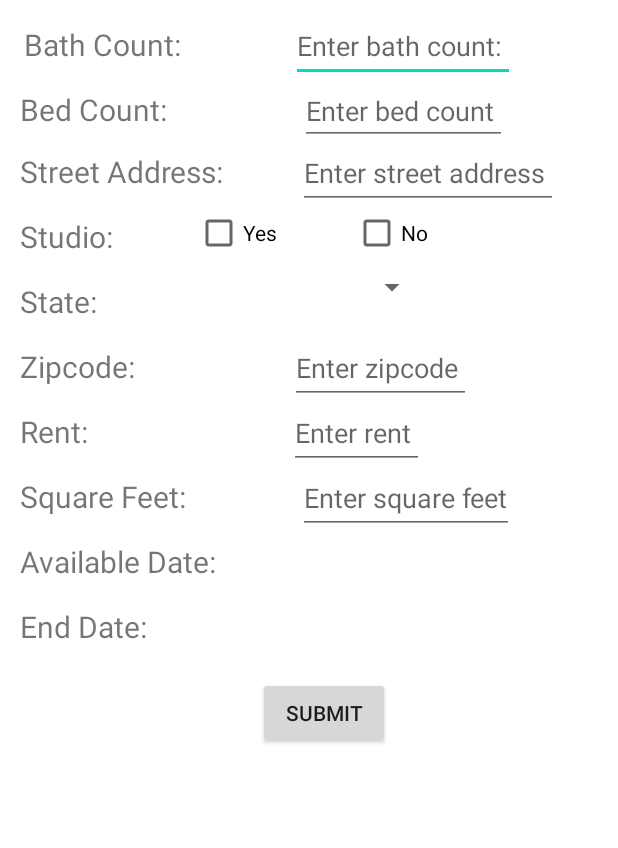
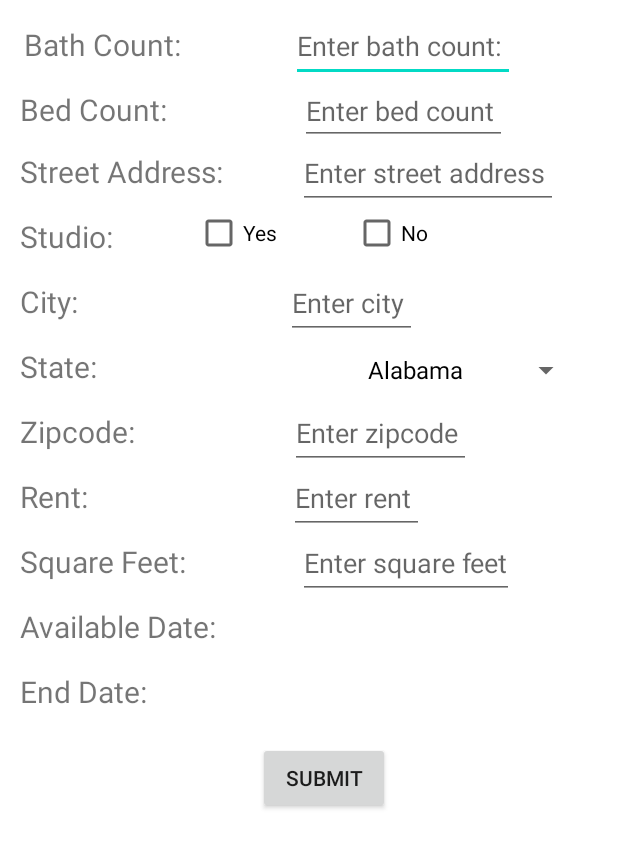
Before and after one commit to agarwalsuhaani/CS5520MobileAppDev_Team19, an Android app: the AddProperty screen opened directly, with no data from a screen before it, on a phone screen of 412 x 824 dp. Shown: the top 848 px of the screen. Run offline under Robolectric (Android 15) with nearby library versions, the phone set to English and light mode, and no system bars.

Commit message:
Property create dropdown added

```diff
--- a/app/src/main/java/edu/northeastern/cs5520_mobileappdev_team19/find_a_home/AddProperty.java
+++ b/app/src/main/java/edu/northeastern/cs5520_mobileappdev_team19/find_a_home/AddProperty.java
@@ -3,16 +3,23 @@ package edu.northeastern.cs5520_mobileappdev_team19.find_a_home;
 import androidx.appcompat.app.AppCompatActivity;
 
 import android.app.Activity;
+import android.content.Intent;
 import android.os.Bundle;
 import android.view.View;
+import android.widget.AdapterView;
+import android.widget.ArrayAdapter;
 import android.widget.Button;
+import android.widget.CheckBox;
 import android.widget.EditText;
+import android.widget.Spinner;
+import android.widget.Toast;
 
 import java.time.LocalDateTime;
 import java.util.ArrayList;
 import java.util.Date;
 import java.util.List;
 
+import edu.northeastern.cs5520_mobileappdev_team19.MainActivity;
 import edu.northeastern.cs5520_mobileappdev_team19.R;
 import edu.northeastern.cs5520_mobileappdev_team19.find_a_home.models.Amenity;
 import edu.northeastern.cs5520_mobileappdev_team19.find_a_home.models.Location;
@@ -21,14 +28,20 @@ import edu.northeastern.cs5520_mobileappdev_team19.find_a_home.services.Property
 
 public class AddProperty extends Activity {
     private Button submit;
-    private List<Property> propertyList;
-    private EditText bedCount, bathCount, streetAddress, zipcode, state, rent, squareFeet, city;
+    private EditText bedCount, bathCount, streetAddress, zipcode, rent, squareFeet, city;
+    private Spinner spinner;
+    private String selectedState;
+    private CheckBox checkBoxYes, checkBoxNo;
+    boolean isStudio;
 
     @Override
     protected void onCreate(Bundle savedInstanceState) {
         super.onCreate(savedInstanceState);
         setContentView(R.layout.activity_add_property);
-        propertyList = new ArrayList<Property>();
+
+        isStudio = false;
+
+        submit = findViewById(R.id.submit);
 
         bedCount = findViewById(R.id.editText_bedCount);
         bathCount = findViewById(R.id.editText_bathCount);
@@ -36,7 +49,81 @@ public class AddProperty extends Activity {
         zipcode = findViewById(R.id.editText_zipcode);
         rent = findViewById(R.id.editText_rent);
         squareFeet = findViewById(R.id.editText_squareFeet);
+        city = findViewById(R.id.editText_city);
 
+        spinner = findViewById(R.id.spinner_state);
+
+        checkBoxYes = findViewById(R.id.checkBox_isStudioYes);
+        checkBoxNo = findViewById(R.id.checkBox_isStudioNo);
+
+        List<String> states = new ArrayList<String>();
+        states.add("Alabama");
+        states.add("Alaska");
+        states.add("Arizona");
+        states.add("Arkansas");
+        states.add("California");
+        states.add("Colorado");
+        states.add("Connecticut");
+        states.add("Delaware");
+        states.add("Florida");
+        states.add("Georgia");
+        states.add("Hawaii");
+        states.add("Idaho");
+        states.add("Illinois");
+        states.add("Indiana");
+        states.add("Iowa");
+        states.add("Kansas");
+        states.add("Kentucky");
+        states.add("Louisiana");
+        states.add("Maine");
+        states.add("Maryland");
+        states.add("Massachusetts");
+        states.add("Michigan");
+        states.add("Minnesota");
+        states.add("Mississippi");
+        states.add("Missouri");
+        states.add("Montana");
+        states.add("Nebraska");
+        states.add("Nevada");
+        states.add("New Hampshire");
+        states.add("New Jersey");
+        states.add("New Mexico");
+        states.add("New York");
+        states.add("North Carolina");
+        states.add("North Dakota");
+        states.add("Ohio");
+        states.add("Oklahoma");
+        states.add("Oregon");
+        states.add("Pennsylvania");
+        states.add("Rhode Island");
+        states.add("South Carolina");
+        states.add("South Dakota");
+        states.add("Tennessee");
+        states.add("Texas");
+        states.add("Utah");
+        states.add("Vermont");
+        states.add("Virginia");
+        states.add("Washington");
+        states.add("West Virgina");
+        states.add("Wisconsin");
+        states.add("Wyoming");
+
+
+        ArrayAdapter<String> dataAdapter = new ArrayAdapter<String>(this, android.R.layout.simple_spinner_dropdown_item, states);
+
+        dataAdapter.setDropDownViewResource(android.R.layout.simple_spinner_dropdown_item);
+
+        spinner.setAdapter(dataAdapter);
+
+//        Bundle bundle=getIntent().getExtras();
+//        selectedState = bundle.get("data").toString();
+
+        if(checkBoxYes.isChecked()) {
+            isStudio = true;
+        }
+        if(checkBoxNo.isChecked()) {
+            isStudio = false;
+        }
     }
 
     public void submit(View view) {
@@ -45,9 +132,9 @@ public class AddProperty extends Activity {
             public void onClick(View view) {
                 List<Amenity> amenities = new ArrayList<>();
                 Date in = new Date();
-                Property newProperty = new Property("1", Integer.getInteger(bedCount.getText().toString()),
-                        Integer.getInteger(bathCount.getText().toString()),false,25.23,45.23, streetAddress.getText().toString(),
-                        city.getText().toString(), "Massachusetts", Integer.getInteger(zipcode.getText().toString()),
+                Property newProperty = new Property(null, Integer.parseInt(bedCount.getText().toString()),
+                        Integer.parseInt(bathCount.getText().toString()),isStudio,47,122, streetAddress.getText().toString(),
+                        city.getText().toString(), "Massachusetts", Integer.parseInt(zipcode.getText().toString()),
                         Double.parseDouble(rent.getText().toString()), Double.parseDouble(squareFeet.getText().toString()), in, in ,amenities );
                 PropertyService.getInstance().add(newProperty);
             }
--- a/app/src/main/res/layout/activity_add_property.xml
+++ b/app/src/main/res/layout/activity_add_property.xml
@@ -101,6 +101,27 @@
         app:layout_constraintStart_toEndOf="@id/checkBox_isStudioYes"
         app:layout_constraintTop_toBottomOf="@id/editText_streetAddress" />
 
+    <TextView
+        android:id="@+id/tv_city"
+        android:layout_width="wrap_content"
+        android:layout_height="wrap_content"
+        android:layout_marginTop="16dp"
+        android:text="City: "
+        android:textSize="20dp"
+        app:layout_constraintStart_toStartOf="@+id/tv_isStudio"
+        app:layout_constraintTop_toBottomOf="@+id/tv_isStudio" />
+
+    <EditText
+        android:id="@+id/editText_city"
+        android:layout_width="wrap_content"
+        android:layout_height="wrap_content"
+        android:hint="Enter city "
+        android:inputType="text"
+        android:minHeight="48dp"
+        app:layout_constraintBaseline_toBaselineOf="@+id/tv_city"
+        app:layout_constraintEnd_toEndOf="parent"
+        app:layout_constraintStart_toEndOf="@+id/tv_city" />
+
 
     <TextView
         android:id="@+id/tv_State"
@@ -109,17 +130,17 @@
         android:layout_marginTop="16dp"
         android:text="State: "
         android:textSize="20dp"
-        app:layout_constraintStart_toStartOf="@+id/tv_isStudio"
-        app:layout_constraintTop_toBottomOf="@+id/tv_isStudio" />
+        app:layout_constraintStart_toStartOf="@+id/tv_city"
+        app:layout_constraintTop_toBottomOf="@+id/tv_city" />
 
     <Spinner
-        android:id="@+id/spinner"
+        android:id="@+id/spinner_state"
         android:layout_width="wrap_content"
         android:layout_height="wrap_content"
         android:layout_marginStart="168dp"
         android:layout_marginTop="8dp"
         app:layout_constraintStart_toEndOf="@id/tv_State"
-        app:layout_constraintTop_toBottomOf="@+id/checkBox_isStudioNo" />
+        app:layout_constraintTop_toBottomOf="@+id/tv_city" />
 
     <TextView
         android:id="@+id/tv_zipcode"
@@ -206,7 +227,7 @@
         app:layout_constraintTop_toBottomOf="@id/tv_availableDate" />
 
     <Button
-        android:id="@+id/button2"
+        android:id="@+id/submit"
         android:layout_width="wrap_content"
         android:layout_height="wrap_content"
         android:layout_marginStart="172dp"
```
